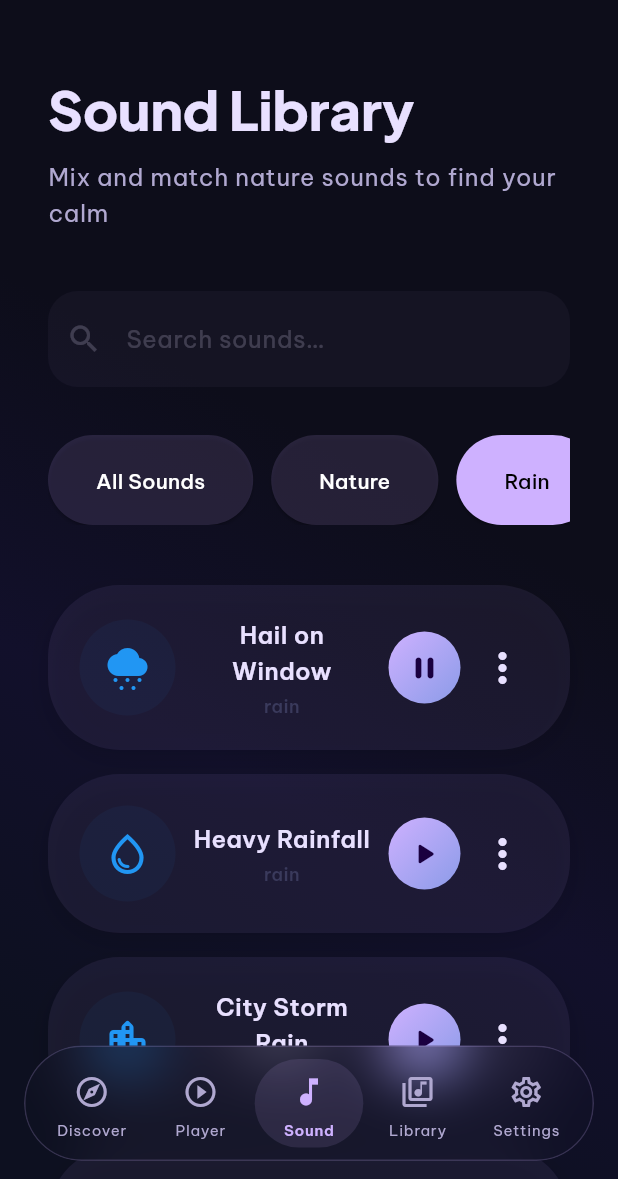
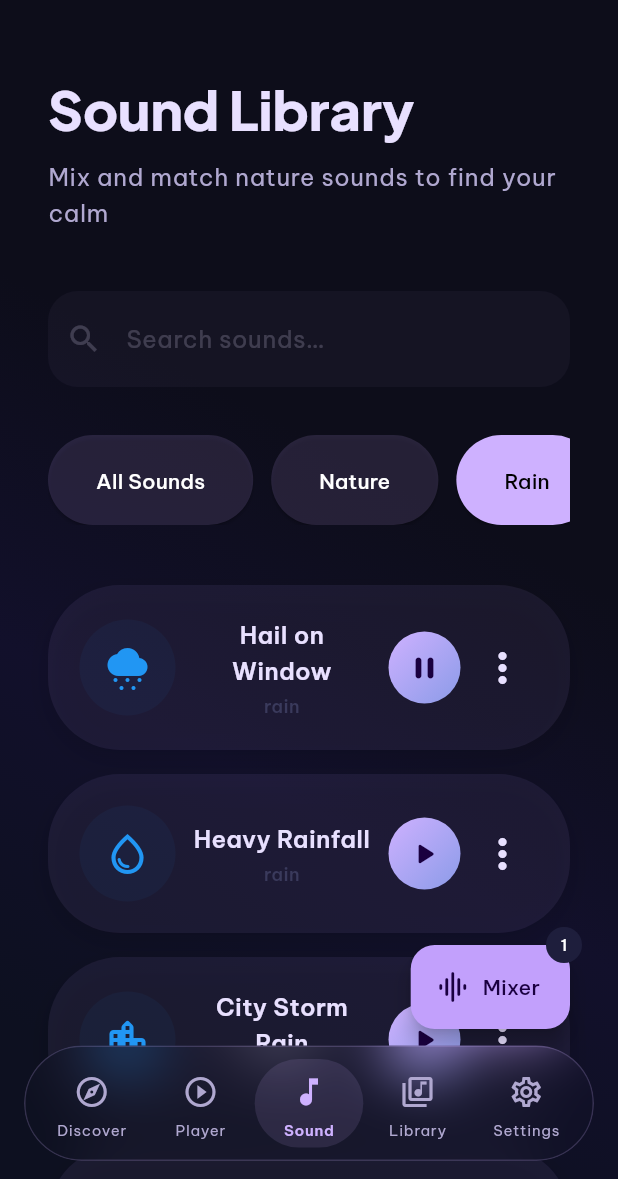
Before and after one commit to nguyenthisc1/lull, a Flutter app: the SoundScreen screen opened by its route, after a tap on "Nature", after a tap on "Rain", after a tap on the "play arrow" icon, on a phone screen of 412 x 824 dp, the part 57-1236 px from its top. Run offline on Flutter 3.47's test engine with Material 3 defaults, Android fonts, the phone set to English and light mode, and no system bars; our stand-ins replace equatable, flutter_riverpod, go_router, google_fonts, just_audio, shared_preferences; accounts and stored records are empty.

Commit message:
sound mixer in sound screen

```diff
--- a/lib/providers/audio/audio_provider.dart
+++ b/lib/providers/audio/audio_provider.dart
@@ -148,7 +148,7 @@ class AudioNotifier extends StateNotifier<AudioState> {
       state = AudioIdle();
       _setMode(AudioMode.single);
       await _service.stopMulti(sound.id);
-    } else if (updated.length == 1) {
+    } else if (updated.isEmpty) {
       final remaining = updated.values.first;
       // Both updates in the same synchronous block → single rebuild frame.
       _setMode(AudioMode.single);
--- a/lib/views/player/player_screen.dart
+++ b/lib/views/player/player_screen.dart
@@ -7,7 +7,7 @@ import 'package:lull/shared/widgets/scaffold.dart';
 import 'package:lull/views/player/widgets/player_header.dart';
 import 'package:lull/views/player/widgets/player_title.dart';
 import 'package:lull/views/player/widgets/sleep_timer.dart';
-import 'package:lull/views/player/widgets/sound_mixer.dart';
+import 'package:lull/shared/widgets/sound_mixer.dart';
 
 import 'widgets/player_controls.dart';
 import 'widgets/progress_bar.dart';
--- a/lib/views/sound/sound_screen.dart
+++ b/lib/views/sound/sound_screen.dart
@@ -1,11 +1,13 @@
-import 'package:flutter/widgets.dart';
+import 'package:flutter/material.dart';
 import 'package:flutter_riverpod/flutter_riverpod.dart';
 import 'package:lull/core/constants/design_tokens.dart';
+import 'package:lull/providers/audio/audio_provider.dart';
 import 'package:lull/shared/l10n/app_localizations.dart';
 import 'package:lull/shared/widgets/scaffold.dart';
-import 'package:lull/views/sound/widgets/search_bar.dart';
+import 'package:lull/shared/widgets/sound_mixer.dart';
 import 'package:lull/views/sound/widgets/sound_header.dart';
 import 'package:lull/views/sound/widgets/sound_list.dart';
+import 'package:lull/views/sound/widgets/sound_searchbar.dart';
 
 import './widgets/sound_category.dart';
 
@@ -17,17 +19,37 @@ class SoundScreen extends ConsumerStatefulWidget {
 }
 
 class _SoundScreenState extends ConsumerState<SoundScreen> {
+  late final TextEditingController controller;
+
+  @override
+  void initState() {
+    super.initState();
+    controller = TextEditingController();
+  }
+
+  @override
+  void dispose() {
+    controller.dispose();
+    super.dispose();
+  }
+
   @override
   Widget build(BuildContext context) {
     final l10n = AppLocalizations.of(context);
-    final controller = TextEditingController();
+    final soundList = ref.watch(audioProvider.select((s) => s.sounds));
+    final soundLength = soundList.isNotEmpty;
 
     return MyScaffold(
-      body: CustomScrollView(
+      body: Stack(
+        children: [
+          CustomScrollView(
             physics: const BouncingScrollPhysics(),
             slivers: [
               SoundHeader(),
-          SearchBar(controller: controller, hintText: l10n.homeSearchHint),
+              SoundSearchBar(
+                controller: controller,
+                hintText: l10n.homeSearchHint,
+              ),
               SoundCategoryWidget(),
               SoundList(),
               SliverToBoxAdapter(
@@ -35,6 +57,71 @@ class _SoundScreenState extends ConsumerState<SoundScreen> {
               ),
             ],
           ),
+          if (soundLength)
+            Positioned(
+              bottom: DesignTokens.navHeightSpacing,
+              right: DesignTokens.spacing6,
+              child: Stack(
+                clipBehavior: Clip.none,
+                children: [
+                  FloatingActionButton.extended(
+                    heroTag: 'soundMixerFab',
+                    onPressed: () {
+                      showModalBottomSheet(
+                        context: context,
+                        shape: const RoundedRectangleBorder(
+                          borderRadius: BorderRadius.vertical(
+                            top: Radius.circular(DesignTokens.radiusXl),
+                          ),
+                        ),
+                        builder: (context) {
+                          return Container(
+                            padding: EdgeInsets.only(
+                              top: DesignTokens.spacing2,
+                              bottom: DesignTokens.navHeightSpacing,
+                            ),
+                            height: MediaQuery.of(context).size.height * 0.7,
+                            child: Scrollbar(
+                              child: SingleChildScrollView(
+                                child: Container(
+                                  margin: EdgeInsets.only(
+                                    top: DesignTokens.spacing6,
+                                    left: DesignTokens.spacing5,
+                                    right: DesignTokens.spacing5,
+                                  ),
+                                  child: SoundMixer(),
+                                ),
+                              ),
+                            ),
+                          );
+                        },
+                      );
+                    },
+                    icon: const Icon(Icons.multitrack_audio_rounded),
+                    label: Text('Mixer'),
+                  ),
+                  // Positioned sound length number
+                  Positioned(
+                    top: -DesignTokens.spacing3, // raised above button
+                    right: -DesignTokens.spacing2, // a bit off right edge
+                    child: CircleAvatar(
+                      radius: DesignTokens.spacing3,
+                      backgroundColor: Theme.of(
+                        context,
+                      ).colorScheme.secondaryContainer,
+                      child: Text(
+                        '${soundList.length}',
+                        style: Theme.of(
+                          context,
+                        ).textTheme.labelSmall?.copyWith(color: Colors.white),
+                      ),
+                    ),
+                  ),
+                ],
+              ),
+            ),
+        ],
+      ),
     );
   }
 }
```
Also changed, not shown: lib/views/sound/widgets/sound_searchbar.dart (renamed from lib/views/sound/widgets/search_bar.dart, +6 -2 lines), lib/shared/widgets/sound_mixer.dart (renamed from lib/views/player/widgets/sound_mixer.dart). Lines whose indentation alone changed are shown as unchanged.
